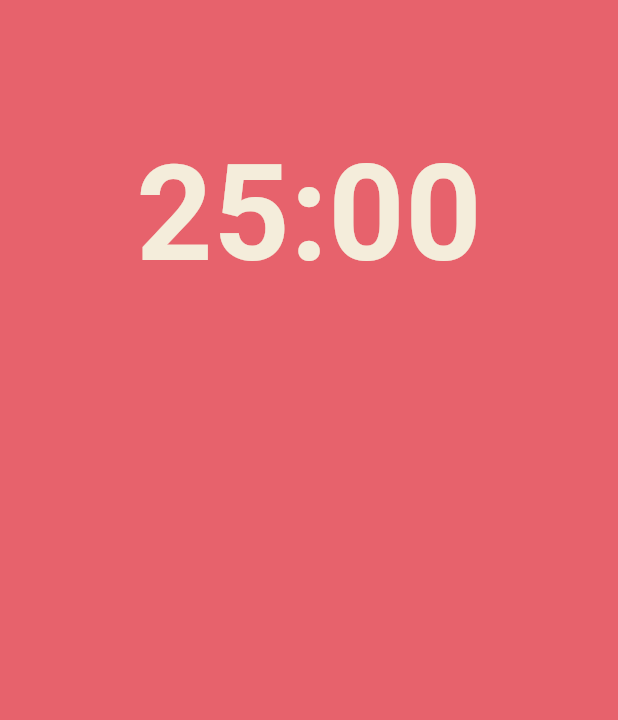
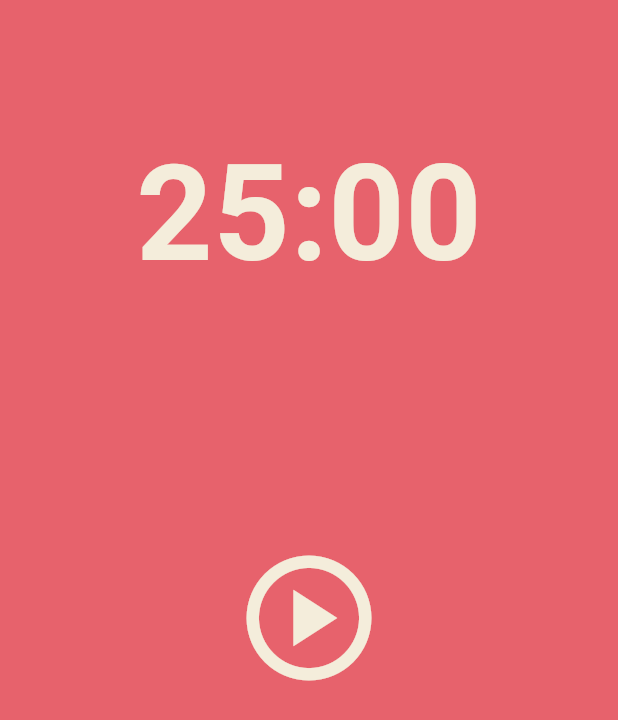
Before and after one commit to kaggle68/flutter_pomodoro, a Flutter app: the screen it shows after launch, on a phone screen of 412 x 824 dp. Shown: the top 720 px of the screen. Run offline on Flutter 3.47's test engine with Material 3 defaults, Android fonts, the phone set to English and light mode, and no system bars.

Commit message:
feat: 2번 Flexible 완성

```diff
--- a/lib/screen/home_screen.dart
+++ b/lib/screen/home_screen.dart
@@ -30,7 +30,16 @@ class _HomeScreenState extends State<HomeScreen> {
           ),
           Flexible(
             flex: 2,
-            child: Container(),
+            child: Center(
+              child: IconButton(
+                iconSize: 100,
+                color: Theme.of(context).cardColor,
+                onPressed: () {},
+                icon: const Icon(
+                  Icons.play_circle_outlined,
+                ),
+              ),
+            ),
           ),
           Flexible(
             flex: 1,
```
